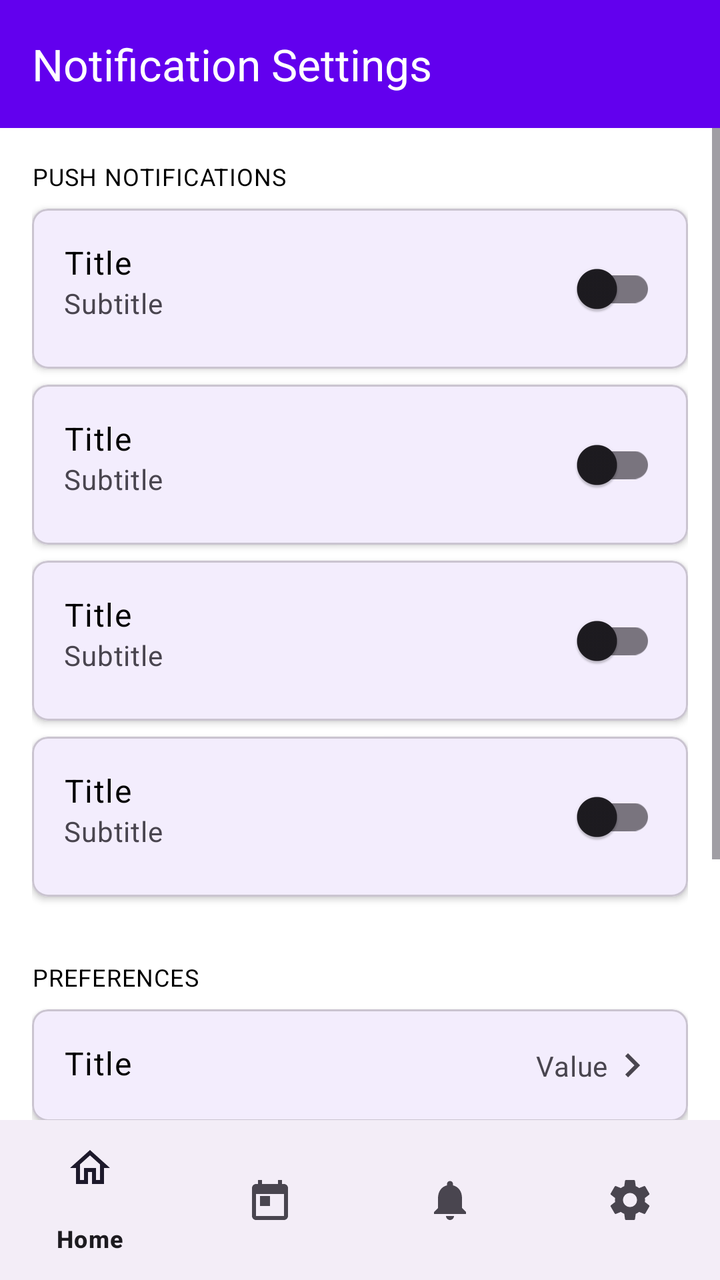
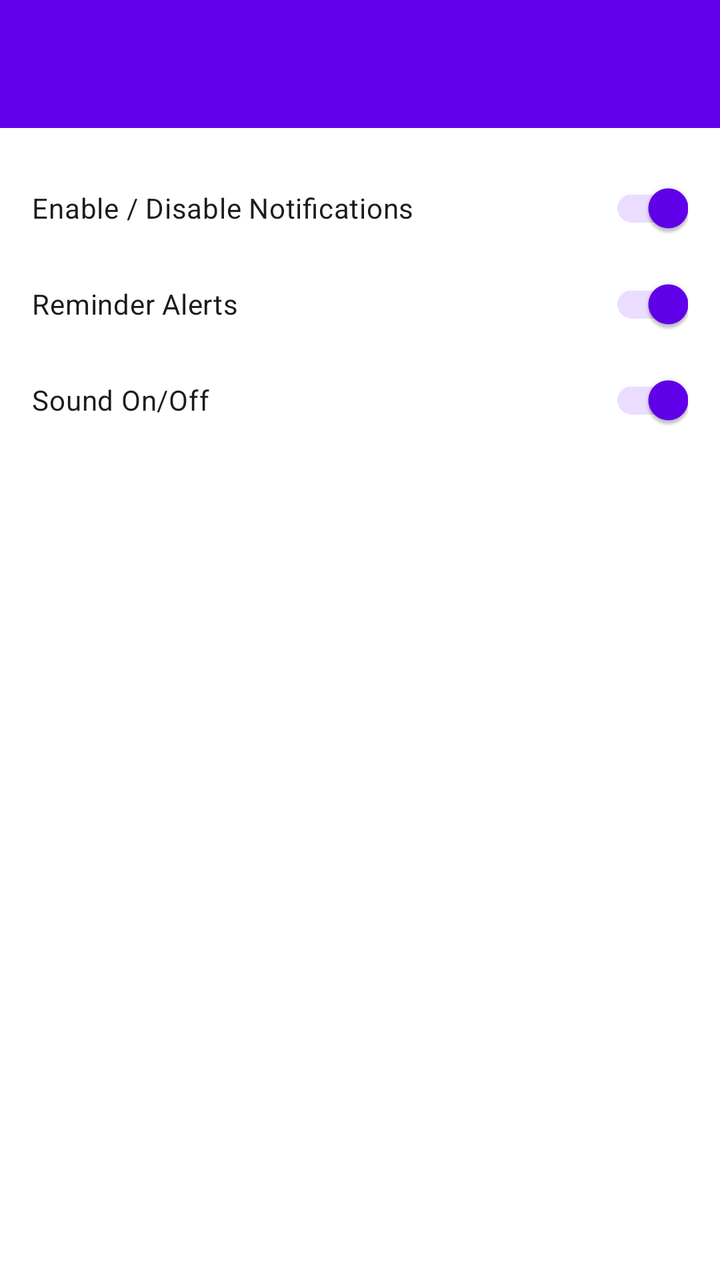

An Android layout rendered at two revisions. The XML below is the earlier revision; the diff shows what the commit changed to produce the second picture.
<!-- AndroidManifest.xml: application theme Theme.VoiceCommandAIApp -->
<!-- res/layout/activity_notification_settings.xml -->
<?xml version="1.0" encoding="utf-8"?>
<androidx.constraintlayout.widget.ConstraintLayout xmlns:android="http://schemas.android.com/apk/res/android"
    xmlns:app="http://schemas.android.com/apk/res-auto"
    xmlns:tools="http://schemas.android.com/tools"
    android:layout_width="match_parent"
    android:layout_height="match_parent"
    android:background="@android:color/white"
    tools:context=".NotificationSettingsActivity">

    <com.google.android.material.appbar.AppBarLayout
        android:id="@+id/app_bar_layout"
        android:layout_width="match_parent"
        android:layout_height="wrap_content"
        android:theme="@style/Theme.VoiceCommandAiapp.AppBarOverlay"
        app:layout_constraintTop_toTopOf="parent">

        <androidx.appcompat.widget.Toolbar
            android:id="@+id/toolbar"
            android:layout_width="match_parent"
            android:layout_height="?attr/actionBarSize"
            android:background="?attr/colorPrimary"
            app:popupTheme="@style/Theme.VoiceCommandAiapp.PopupOverlay"
            app:title="Notification Settings" />

    </com.google.android.material.appbar.AppBarLayout>

    <ScrollView
        android:layout_width="match_parent"
        android:layout_height="0dp"
        app:layout_constraintTop_toBottomOf="@id/app_bar_layout"
        app:layout_constraintBottom_toTopOf="@+id/bottomNavigationView">

        <LinearLayout
            android:layout_width="match_parent"
            android:layout_height="wrap_content"
            android:orientation="vertical"
            android:padding="16dp">

            <TextView
                android:layout_width="wrap_content"
                android:layout_height="wrap_content"
                android:text="PUSH NOTIFICATIONS"
                android:textAppearance="?attr/textAppearanceCaption"
                android:layout_marginBottom="8dp"/>

            <include layout="@layout/item_notification_toggle"
                android:id="@+id/ai_suggestions" />
            <include layout="@layout/item_notification_toggle"
                android:id="@+id/task_reminders" />
            <include layout="@layout/item_notification_toggle"
                android:id="@+id/activity_updates" />
            <include layout="@layout/item_notification_toggle"
                android:id="@+id/new_features" />

            <TextView
                android:layout_width="wrap_content"
                android:layout_height="wrap_content"
                android:text="PREFERENCES"
                android:textAppearance="?attr/textAppearanceCaption"
                android:layout_marginTop="24dp"
                android:layout_marginBottom="8dp"/>

            <include layout="@layout/item_notification_preference"
                android:id="@+id/notification_sound" />
            <include layout="@layout/item_notification_preference"
                android:id="@+id/weekly_summary" />
            <include layout="@layout/item_notification_toggle"
                android:id="@+id/snooze_notifications" />

        </LinearLayout>
    </ScrollView>

    <com.google.android.material.bottomnavigation.BottomNavigationView
        android:id="@+id/bottomNavigationView"
        android:layout_width="match_parent"
        android:layout_height="wrap_content"
        app:layout_constraintBottom_toBottomOf="parent"
        app:menu="@menu/bottom_nav_menu" />

</androidx.constraintlayout.widget.ConstraintLayout>
<!-- res/layout/item_notification_toggle.xml (included above) -->
<?xml version="1.0" encoding="utf-8"?>
<com.google.android.material.card.MaterialCardView xmlns:android="http://schemas.android.com/apk/res/android"
    xmlns:app="http://schemas.android.com/apk/res-auto"
    android:layout_width="match_parent"
    android:layout_height="wrap_content"
    android:layout_marginBottom="8dp"
    app:cardCornerRadius="8dp"
    app:cardElevation="2dp">

    <androidx.constraintlayout.widget.ConstraintLayout
        android:layout_width="match_parent"
        android:layout_height="wrap_content"
        android:padding="16dp">

        <TextView
            android:id="@+id/item_title"
            android:layout_width="0dp"
            android:layout_height="wrap_content"
            android:text="Title"
            android:textAppearance="?attr/textAppearanceBody1"
            app:layout_constraintStart_toStartOf="parent"
            app:layout_constraintTop_toTopOf="parent"
            app:layout_constraintEnd_toStartOf="@+id/item_toggle" />

        <TextView
            android:id="@+id/item_subtitle"
            android:layout_width="0dp"
            android:layout_height="wrap_content"
            android:text="Subtitle"
            android:textAppearance="?attr/textAppearanceBody2"
            android:textColor="?android:attr/textColorSecondary"
            app:layout_constraintStart_toStartOf="parent"
            app:layout_constraintTop_toBottomOf="@+id/item_title"
            app:layout_constraintEnd_toStartOf="@+id/item_toggle"/>

        <com.google.android.material.switchmaterial.SwitchMaterial
            android:id="@+id/item_toggle"
            android:layout_width="wrap_content"
            android:layout_height="wrap_content"
            app:layout_constraintEnd_toEndOf="parent"
            app:layout_constraintTop_toTopOf="parent"
            app:layout_constraintBottom_toBottomOf="parent"/>

    </androidx.constraintlayout.widget.ConstraintLayout>
</com.google.android.material.card.MaterialCardView>
<!-- res/layout/item_notification_preference.xml (included above) -->
<?xml version="1.0" encoding="utf-8"?>
<com.google.android.material.card.MaterialCardView xmlns:android="http://schemas.android.com/apk/res/android"
    xmlns:app="http://schemas.android.com/apk/res-auto"
    android:layout_width="match_parent"
    android:layout_height="wrap_content"
    android:layout_marginBottom="8dp"
    app:cardCornerRadius="8dp"
    app:cardElevation="2dp"
    android:clickable="true"
    android:focusable="true"
    android:foreground="?android:attr/selectableItemBackground">

    <androidx.constraintlayout.widget.ConstraintLayout
        android:layout_width="match_parent"
        android:layout_height="wrap_content"
        android:padding="16dp">

        <TextView
            android:id="@+id/item_title"
            android:layout_width="0dp"
            android:layout_height="wrap_content"
            android:text="Title"
            android:textAppearance="?attr/textAppearanceBody1"
            app:layout_constraintStart_toStartOf="parent"
            app:layout_constraintTop_toTopOf="parent"
            app:layout_constraintEnd_toStartOf="@+id/item_value"/>

        <TextView
            android:id="@+id/item_value"
            android:layout_width="wrap_content"
            android:layout_height="wrap_content"
            android:text="Value"
            android:textAppearance="?attr/textAppearanceBody2"
            android:textColor="?android:attr/textColorSecondary"
            app:layout_constraintEnd_toStartOf="@+id/item_arrow"
            app:layout_constraintTop_toTopOf="parent"
            app:layout_constraintBottom_toBottomOf="parent"/>

        <ImageView
            android:id="@+id/item_arrow"
            android:layout_width="wrap_content"
            android:layout_height="wrap_content"
            android:src="@drawable/ic_arrow_right"
            app:layout_constraintEnd_toEndOf="parent"
            app:layout_constraintTop_toTopOf="parent"
            app:layout_constraintBottom_toBottomOf="parent"/>

    </androidx.constraintlayout.widget.ConstraintLayout>
</com.google.android.material.card.MaterialCardView>
<!-- resources referenced by this layout -->
<resources>
  <!-- drawable ic_arrow_right (drawable) -->
  <vector xmlns:android="http://schemas.android.com/apk/res/android"
      android:width="24dp"
      android:height="24dp"
      android:viewportWidth="24"
      android:viewportHeight="24"
      android:tint="?attr/colorControlNormal">
    <path
        android:fillColor="@android:color/white"
        android:pathData="M8.59,16.59L13.17,12L8.59,7.41L10,6L16,12L10,18L8.59,16.59Z"/>
  </vector>
  <style name="Theme.VoiceCommandAiapp.AppBarOverlay" parent="ThemeOverlay.AppCompat.Dark.ActionBar" />
  <style name="Theme.VoiceCommandAiapp.PopupOverlay" parent="ThemeOverlay.AppCompat.Light" />
  <style name="Theme.VoiceCommandAIApp" parent="Theme.Material3.DayNight.NoActionBar">
          
          <item name="colorPrimary">@color/purple_500</item>
          <item name="colorPrimaryVariant">@color/purple_700</item>
          <item name="colorOnPrimary">@color/white</item>
          
          <item name="colorSecondary">@color/teal_200</item>
          <item name="colorSecondaryVariant">@color/teal_700</item>
          <item name="colorOnSecondary">@color/black</item>
          
          <item name="android:statusBarColor">?attr/colorPrimaryVariant</item>
  
          
          <item name="android:windowBackground">@color/white</item>
          <item name="colorSurface">@color/white</item>
          <item name="android:textColor">@android:color/black</item>
      </style>
  <color name="purple_500">#FF6200EE</color>
  <color name="purple_700">#FF3700B3</color>
  <color name="white">#FFFFFFFF</color>
  <color name="teal_200">#FF03DAC5</color>
  <color name="teal_700">#FF018786</color>
  <color name="black">#FF000000</color>
</resources>

<!-- the commit's change to res/layout/activity_notification_settings.xml (unified diff, before → after) -->
@@ -1,34 +1,30 @@
 <?xml version="1.0" encoding="utf-8"?>
-<androidx.constraintlayout.widget.ConstraintLayout xmlns:android="http://schemas.android.com/apk/res/android"
+<LinearLayout xmlns:android="http://schemas.android.com/apk/res/android"
     xmlns:app="http://schemas.android.com/apk/res-auto"
     xmlns:tools="http://schemas.android.com/tools"
     android:layout_width="match_parent"
     android:layout_height="match_parent"
-    android:background="@android:color/white"
+    android:orientation="vertical"
+    android:background="@color/white"
     tools:context=".NotificationSettingsActivity">
 
     <com.google.android.material.appbar.AppBarLayout
-        android:id="@+id/app_bar_layout"
         android:layout_width="match_parent"
         android:layout_height="wrap_content"
-        android:theme="@style/Theme.VoiceCommandAiapp.AppBarOverlay"
-        app:layout_constraintTop_toTopOf="parent">
+        android:theme="@style/Theme.VoiceCommandAiapp.AppBarOverlay">
 
         <androidx.appcompat.widget.Toolbar
             android:id="@+id/toolbar"
             android:layout_width="match_parent"
             android:layout_height="?attr/actionBarSize"
             android:background="?attr/colorPrimary"
-            app:popupTheme="@style/Theme.VoiceCommandAiapp.PopupOverlay"
-            app:title="Notification Settings" />
+            app:popupTheme="@style/Theme.VoiceCommandAiapp.PopupOverlay" />
 
     </com.google.android.material.appbar.AppBarLayout>
 
     <ScrollView
         android:layout_width="match_parent"
-        android:layout_height="0dp"
-        app:layout_constraintTop_toBottomOf="@id/app_bar_layout"
-        app:layout_constraintBottom_toTopOf="@+id/bottomNavigationView">
+        android:layout_height="match_parent">
 
         <LinearLayout
             android:layout_width="match_parent"
@@ -36,141 +32,28 @@
             android:orientation="vertical"
             android:padding="16dp">
 
-            <TextView
-                android:layout_width="wrap_content"
+            <com.google.android.material.switchmaterial.SwitchMaterial
+                android:id="@+id/switch_enable_notifications"
+                android:layout_width="match_parent"
                 android:layout_height="wrap_content"
-                android:text="PUSH NOTIFICATIONS"
-                android:textAppearance="?attr/textAppearanceCaption"
-                android:layout_marginBottom="8dp"/>
+                android:text="Enable / Disable Notifications"
+                android:checked="true"/>
 
-            <include layout="@layout/item_notification_toggle"
-                android:id="@+id/ai_suggestions" />
-            <include layout="@layout/item_notification_toggle"
-                android:id="@+id/task_reminders" />
-            <include layout="@layout/item_notification_toggle"
-                android:id="@+id/activity_updates" />
-            <include layout="@layout/item_notification_toggle"
-                android:id="@+id/new_features" />
+            <com.google.android.material.switchmaterial.SwitchMaterial
+                android:id="@+id/switch_reminder_alerts"
+                android:layout_width="match_parent"
+                android:layout_height="wrap_content"
+                android:text="Reminder Alerts"
+                android:checked="true"/>
 
-            <TextView
-                android:layout_width="wrap_content"
+            <com.google.android.material.switchmaterial.SwitchMaterial
+                android:id="@+id/switch_sound"
+                android:layout_width="match_parent"
                 android:layout_height="wrap_content"
-                android:text="PREFERENCES"
-                android:textAppearance="?attr/textAppearanceCaption"
-                android:layout_marginTop="24dp"
-                android:layout_marginBottom="8dp"/>
-
-            <include layout="@layout/item_notification_preference"
-                android:id="@+id/notification_sound" />
-            <include layout="@layout/item_notification_preference"
-                android:id="@+id/weekly_summary" />
-            <include layout="@layout/item_notification_toggle"
-                android:id="@+id/snooze_notifications" />
+                android:text="Sound On/Off"
+                android:checked="true"/>
 
         </LinearLayout>
     </ScrollView>
 
-    <com.google.android.material.bottomnavigation.BottomNavigationView
-        android:id="@+id/bottomNavigationView"
-        android:layout_width="match_parent"
-        android:layout_height="wrap_content"
-        app:layout_constraintBottom_toBottomOf="parent"
-        app:menu="@menu/bottom_nav_menu" />
-
-</androidx.constraintlayout.widget.ConstraintLayout>
-<!-- res/layout/item_notification_toggle.xml (included above) -->
-<?xml version="1.0" encoding="utf-8"?>
-<com.google.android.material.card.MaterialCardView xmlns:android="http://schemas.android.com/apk/res/android"
-    xmlns:app="http://schemas.android.com/apk/res-auto"
-    android:layout_width="match_parent"
-    android:layout_height="wrap_content"
-    android:layout_marginBottom="8dp"
-    app:cardCornerRadius="8dp"
-    app:cardElevation="2dp">
-
-    <androidx.constraintlayout.widget.ConstraintLayout
-        android:layout_width="match_parent"
-        android:layout_height="wrap_content"
-        android:padding="16dp">
-
-        <TextView
-            android:id="@+id/item_title"
-            android:layout_width="0dp"
-            android:layout_height="wrap_content"
-            android:text="Title"
-            android:textAppearance="?attr/textAppearanceBody1"
-            app:layout_constraintStart_toStartOf="parent"
-            app:layout_constraintTop_toTopOf="parent"
-            app:layout_constraintEnd_toStartOf="@+id/item_toggle" />
-
-        <TextView
-            android:id="@+id/item_subtitle"
-            android:layout_width="0dp"
-            android:layout_height="wrap_content"
-            android:text="Subtitle"
-            android:textAppearance="?attr/textAppearanceBody2"
-            android:textColor="?android:attr/textColorSecondary"
-            app:layout_constraintStart_toStartOf="parent"
-            app:layout_constraintTop_toBottomOf="@+id/item_title"
-            app:layout_constraintEnd_toStartOf="@+id/item_toggle"/>
-
-        <com.google.android.material.switchmaterial.SwitchMaterial
-            android:id="@+id/item_toggle"
-            android:layout_width="wrap_content"
-            android:layout_height="wrap_content"
-            app:layout_constraintEnd_toEndOf="parent"
-            app:layout_constraintTop_toTopOf="parent"
-            app:layout_constraintBottom_toBottomOf="parent"/>
-
-    </androidx.constraintlayout.widget.ConstraintLayout>
-</com.google.android.material.card.MaterialCardView>
-<!-- res/layout/item_notification_preference.xml (included above) -->
-<?xml version="1.0" encoding="utf-8"?>
-<com.google.android.material.card.MaterialCardView xmlns:android="http://schemas.android.com/apk/res/android"
-    xmlns:app="http://schemas.android.com/apk/res-auto"
-    android:layout_width="match_parent"
-    android:layout_height="wrap_content"
-    android:layout_marginBottom="8dp"
-    app:cardCornerRadius="8dp"
-    app:cardElevation="2dp"
-    android:clickable="true"
-    android:focusable="true"
-    android:foreground="?android:attr/selectableItemBackground">
-
-    <androidx.constraintlayout.widget.ConstraintLayout
-        android:layout_width="match_parent"
-        android:layout_height="wrap_content"
-        android:padding="16dp">
-
-        <TextView
-            android:id="@+id/item_title"
-            android:layout_width="0dp"
-            android:layout_height="wrap_content"
-            android:text="Title"
-            android:textAppearance="?attr/textAppearanceBody1"
-            app:layout_constraintStart_toStartOf="parent"
-            app:layout_constraintTop_toTopOf="parent"
-            app:layout_constraintEnd_toStartOf="@+id/item_value"/>
-
-        <TextView
-            android:id="@+id/item_value"
-            android:layout_width="wrap_content"
-            android:layout_height="wrap_content"
-            android:text="Value"
-            android:textAppearance="?attr/textAppearanceBody2"
-            android:textColor="?android:attr/textColorSecondary"
-            app:layout_constraintEnd_toStartOf="@+id/item_arrow"
-            app:layout_constraintTop_toTopOf="parent"
-            app:layout_constraintBottom_toBottomOf="parent"/>
-
-        <ImageView
-            android:id="@+id/item_arrow"
-            android:layout_width="wrap_content"
-            android:layout_height="wrap_content"
-            android:src="@drawable/ic_arrow_right"
-            app:layout_constraintEnd_toEndOf="parent"
-            app:layout_constraintTop_toTopOf="parent"
-            app:layout_constraintBottom_toBottomOf="parent"/>
-
-    </androidx.constraintlayout.widget.ConstraintLayout>
-</com.google.android.material.card.MaterialCardView>
+</LinearLayout>
<!-- resource entries referenced after the edit -->
@@ -1,16 +1,5 @@
 <!-- resources referenced by this layout -->
 <resources>
-  <!-- drawable ic_arrow_right (drawable) -->
-  <vector xmlns:android="http://schemas.android.com/apk/res/android"
-      android:width="24dp"
-      android:height="24dp"
-      android:viewportWidth="24"
-      android:viewportHeight="24"
-      android:tint="?attr/colorControlNormal">
-    <path
-        android:fillColor="@android:color/white"
-        android:pathData="M8.59,16.59L13.17,12L8.59,7.41L10,6L16,12L10,18L8.59,16.59Z"/>
-  </vector>
   <style name="Theme.VoiceCommandAiapp.AppBarOverlay" parent="ThemeOverlay.AppCompat.Dark.ActionBar" />
   <style name="Theme.VoiceCommandAiapp.PopupOverlay" parent="ThemeOverlay.AppCompat.Light" />
   <style name="Theme.VoiceCommandAIApp" parent="Theme.Material3.DayNight.NoActionBar">
